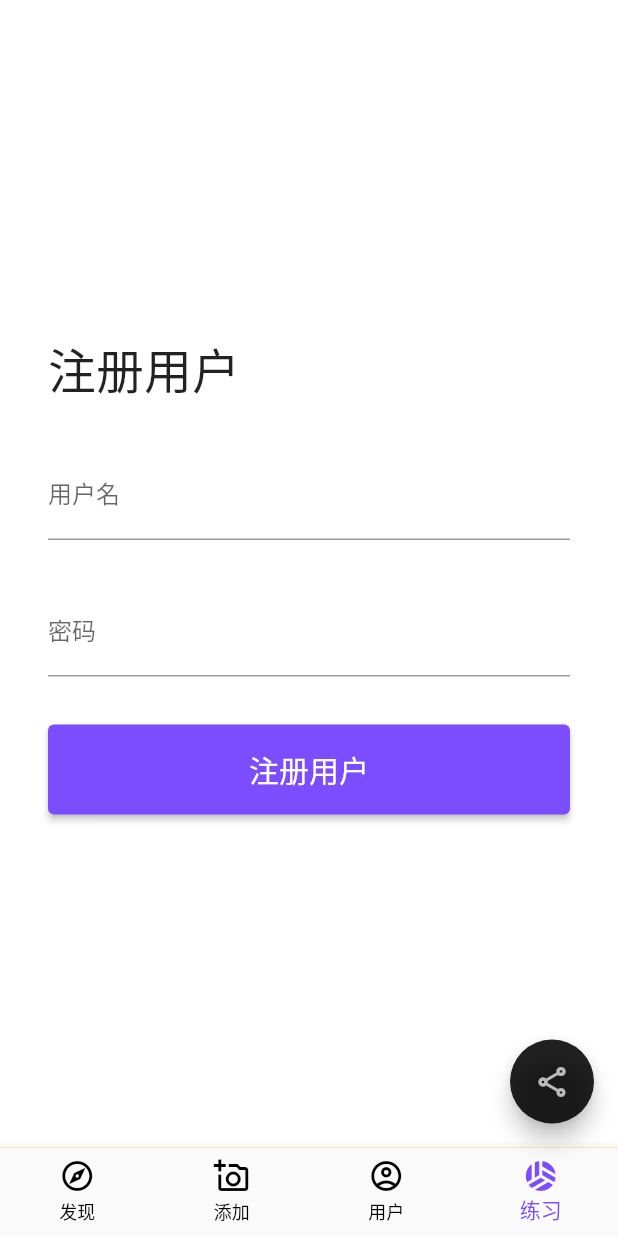
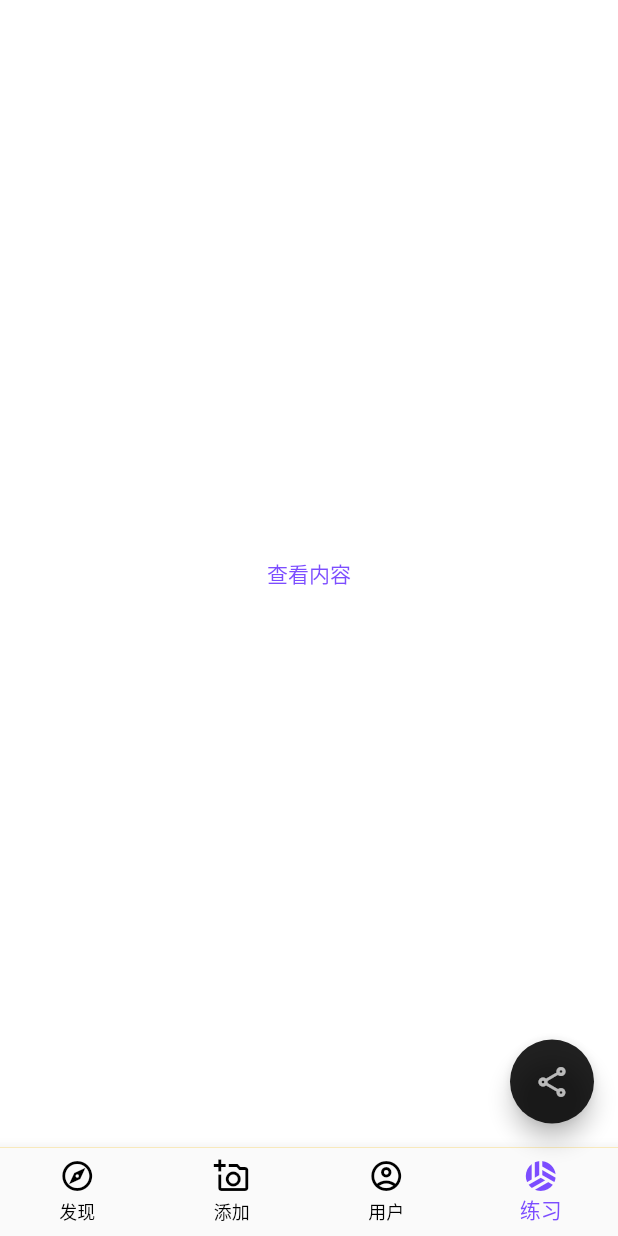
Before and after one commit to qweijiaq/GopherImage-flutter, a Flutter app: the screen it shows after launch, item 4 of the bottom bar chosen, on a phone screen of 412 x 824 dp. Run offline on Flutter 3.47's test engine with Material 2 defaults, Android fonts, the light colour scheme and no system bars; network calls fail.

Commit message:
练习路由导航

```diff
--- a/analysis_options.yaml
+++ b/analysis_options.yaml
@@ -7,7 +7,7 @@
 
 # The following line activates a set of recommended lints for Flutter apps,
 # packages, and plugins designed to encourage good coding practices.
-include: package:flutter_lints/flutter.yaml
+# include: package:flutter_lints/flutter.yaml
 
 linter:
   # The lint rules applied to this project can be customized in the
@@ -24,6 +24,5 @@ linter:
   rules:
     # avoid_print: false  # Uncomment to disable the `avoid_print` rule
     # prefer_single_quotes: true  # Uncomment to enable the `prefer_single_quotes` rule
-
 # Additional information about this file can be found at
 # https://dart.dev/guides/language/analysis-options
--- a/lib/app/app.dart
+++ b/lib/app/app.dart
@@ -1,8 +1,6 @@
-import 'package:GopherImage/app/components/app_floating_action_button.dart';
-import 'package:GopherImage/app/components/app_page_aside.dart';
-import 'package:GopherImage/app/components/app_page_bottom.dart';
-import 'package:GopherImage/app/components/app_page_header.dart';
-import 'package:GopherImage/app/components/app_page_main.dart';
+import 'package:GopherImage/app/components/app_home.dart';
+import 'package:GopherImage/playground/routing/components/about.dart';
+import 'package:GopherImage/post/show/post_show.dart';
 import 'package:flutter/material.dart';
 import 'package:GopherImage/app/themes/app_theme.dart';
 
@@ -12,42 +10,38 @@ class App extends StatefulWidget {
 }
 
 class _AppState extends State<App> {
-  // 底部导航栏当前项目
-  int currentAppBottomNavigationBarItem = 0;
-
-  // 是否显示应用栏
-  bool showAppBar = true;
-
-  // 点按底部导航栏事件处理
-  void onTapAppBottomNavigationBarItem(int index) {
-    setState(() {
-      currentAppBottomNavigationBarItem = index;
-      showAppBar = index == 0;
-    });
-  }
-
   @override
   Widget build(BuildContext context) {
     return MaterialApp(
       debugShowCheckedModeBanner: false,
       theme: AppTheme.light,
       darkTheme: AppTheme.dark,
-      home: DefaultTabController(
-        length: 2,
-        child: Scaffold(
-          backgroundColor: Colors.amber,
-          appBar: showAppBar ? AppPageHeader() : null,
-          body: AppPageMain(
-            currebtIndex: currentAppBottomNavigationBarItem,
-          ),
-          bottomNavigationBar: AppPageBottom(
-            currentIndex: currentAppBottomNavigationBarItem,
-            onTap: onTapAppBottomNavigationBarItem,
-          ),
-          floatingActionButton: AppFloatingActionButton(),
-          drawer: AppPageAside(),
-        ),
-      ),
+      initialRoute: '/',
+      // routes: {
+      //   '/': (context) => AppHome(),
+      //   '/about': (context) => About(),
+      // },
+      onGenerateRoute: (settings) {
+        print(settings);
+
+        if (settings.name == '/') {
+          return MaterialPageRoute(builder: (context) => AppHome());
+        }
+
+        if (settings.name == '/about') {
+          return MaterialPageRoute(builder: (context) => About());
+        }
+
+        final uri = Uri.parse(settings.name ?? '');
+
+        // post/:postId
+        if (uri.pathSegments.length == 2 && uri.pathSegments.first == 'posts') {
+          final postId = uri.pathSegments[1];
+          return MaterialPageRoute(builder: (context) => PostShow(postId));
+        }
+
+        return null;
+      },
     );
   }
 }
--- /dev/null
+++ b/lib/app/components/app_home.dart
@@ -0,0 +1,47 @@
+import 'package:GopherImage/app/components/app_floating_action_button.dart';
+import 'package:GopherImage/app/components/app_page_aside.dart';
+import 'package:GopherImage/app/components/app_page_bottom.dart';
+import 'package:GopherImage/app/components/app_page_header.dart';
+import 'package:GopherImage/app/components/app_page_main.dart';
+import 'package:flutter/material.dart';
+
+class AppHome extends StatefulWidget {
+  @override
+  State<AppHome> createState() => _AppHomeState();
+}
+
+class _AppHomeState extends State<AppHome> {
+  // 底部导航栏当前项目
+  int currentAppBottomNavigationBarItem = 0;
+
+  // 是否显示应用栏
+  bool showAppBar = true;
+
+  // 点按底部导航栏事件处理
+  void onTapAppBottomNavigationBarItem(int index) {
+    setState(() {
+      currentAppBottomNavigationBarItem = index;
+      showAppBar = index == 0;
+    });
+  }
+
+  @override
+  Widget build(BuildContext context) {
+    return DefaultTabController(
+      length: 2,
+      child: Scaffold(
+        backgroundColor: Colors.amber,
+        appBar: showAppBar ? AppPageHeader() : null,
+        body: AppPageMain(
+          currebtIndex: currentAppBottomNavigationBarItem,
+        ),
+        bottomNavigationBar: AppPageBottom(
+          currentIndex: currentAppBottomNavigationBarItem,
+          onTap: onTapAppBottomNavigationBarItem,
+        ),
+        floatingActionButton: AppFloatingActionButton(),
+        drawer: AppPageAside(),
+      ),
+    );
+  }
+}
--- a/lib/playground/playground.dart
+++ b/lib/playground/playground.dart
@@ -1,9 +1,9 @@
-import 'package:GopherImage/playground/input/playground_input.dart';
+import 'package:GopherImage/playground/routing/playground_routing.dart';
 import 'package:flutter/material.dart';
 
 class Playground extends StatelessWidget {
   @override
   Widget build(BuildContext context) {
-    return PlaygroundInput();
+    return PlaygroundRouting();
   }
 }
--- /dev/null
+++ b/lib/playground/routing/playground_routing.dart
@@ -0,0 +1,20 @@
+import 'package:flutter/material.dart';
+
+class PlaygroundRouting extends StatelessWidget {
+  @override
+  Widget build(BuildContext context) {
+    return Container(
+      color: Colors.white,
+      child: Center(
+        child: TextButton(
+          child: Text('查看内容'),
+          onPressed: () {
+            Navigator.pushNamed(context, '/posts/3', arguments: {
+              'user': 'weijia',
+            });
+          },
+        ),
+      ),
+    );
+  }
+}
```
Also changed, not shown: lib/playground/routing/components/about.dart (added, +29 -0 lines), lib/post/show/post_show.dart (added, +20 -0 lines).
